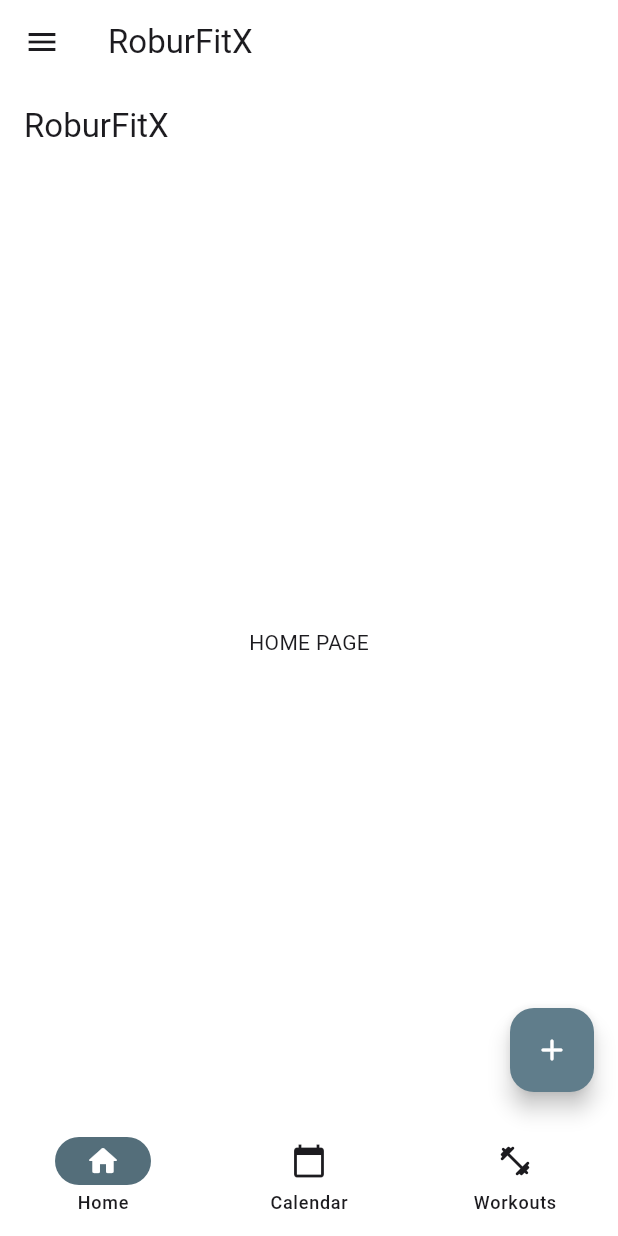
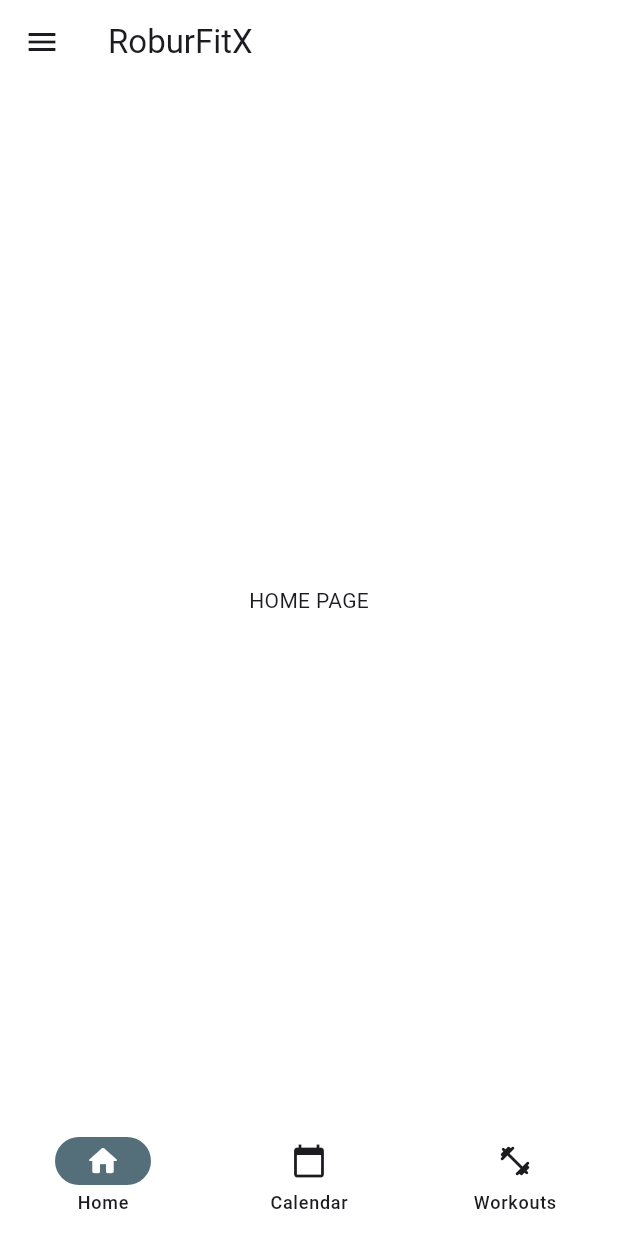
Before and after one commit to Stefano-Bozzi/GymTracker-App, a Flutter app: the screen it shows after launch, on a phone screen of 412 x 824 dp. Run offline on Flutter 3.47's test engine with Material 3 defaults, Android fonts, the phone set to English and light mode, and no system bars; missing offline and left inert: markdown_widget.

Commit message:
refactor(main): remove MyHomePage, reorganize app
- Removed `MyHomePage` in main.dart; now Scaffold is only in `WidgetTree`
- Added constants folder with `constants.dart` for global values (theme, app title)
- Moved `NavigationBar` into WidgetTree's Scaffold so it's managed centrally
---
Why:
- MyHomePage was superfluous because it only wrapped a Scaffold around WidgetTree;
- Keeping it added an unnecessary layer and made state management slightly more complex;
- Centralizing the Scaffold in WidgetTree simplifies page switching and refresh logic.

```diff
--- /dev/null
+++ b/lib/constants/constants.dart
@@ -0,0 +1,35 @@
+//________________________________________________________________
+// CONSTANTS: layout and constant values
+//________________________________________________________________
+
+
+import 'package:flutter/material.dart';  // Import Flutter Material library for UI widgets and themes                                                          // rootBundel is needet to have access to "-access" files
+
+// App Title
+const String appName = "RoburFitX";
+
+
+// Define Colors for Light and Dark mode
+final lightScheme = ColorScheme(
+  brightness: Brightness.light,
+  primary: Color(0xFF607D8B),           // Define primary color
+  onPrimary: Colors.white,              // Define color for text/icons on primary color
+  secondary: Color(0xFF546E7A),
+  onSecondary: Colors.white,
+  error: Color(0xFFB00020),
+  onError: Colors.white,
+  surface: Colors.white,                // Define surface color (e.g., card backgrounds)
+  onSurface: Color(0xFF1C1B1F),         // Define color for text/icons on surface color
+);
+
+final darkScheme = ColorScheme(
+  brightness: Brightness.dark,
+  primary: Color(0xFF607D8B),
+  onPrimary: Color(0xFF121212),
+  secondary: Color(0xFF546E7A),
+  onSecondary: Colors.black,
+  error: Color(0xFFCF6679),
+  onError: Colors.black,
+  surface: Color(0xFF121212),
+  onSurface: Colors.white,
+);
--- a/lib/main.dart
+++ b/lib/main.dart
@@ -1,110 +1,46 @@
+//________________________________________________________________
+// MAIN: Entry point and global app settings
+//________________________________________________________________
+
 //----------------------------------------------------------------
-// IMPORT AND OVERALL VARIABLES DEFINITION
+// IMPORT LIBRARIES
 //----------------------------------------------------------------
 
-import 'package:flutter/material.dart';                   // Import Flutter Material library for UI widgets and themes                                                          // rootBundel is needet to have access to "-access" files
-import 'package:robur_fit_x/views/widget_tree.dart';
-import 'package:robur_fit_x/views/widgets/appdrawer_widget.dart';
-import 'package:robur_fit_x/views/widgets/navbar_widget.dart';
-
-const String appName = "RoburFitX";
-
-
-// Define Colors for Light and Dark mode
-final lightScheme = ColorScheme(
-  brightness: Brightness.light,
-  primary: Color(0xFF607D8B),   // Define primary color
-  onPrimary: Colors.white,      // Define color for text/icons on primary color
-  secondary: Color(0xFF546E7A),
-  onSecondary: Colors.white,
-  error: Color(0xFFB00020),
-  onError: Colors.white,
-  surface: Colors.white,        // Define surface color (e.g., card backgrounds)
-  onSurface: Color(0xFF1C1B1F), // Define color for text/icons on surface color
-);
-
-final darkScheme = ColorScheme(
-  brightness: Brightness.dark,
-  primary: Color(0xFF607D8B),
-  onPrimary: Color(0xFF121212),
-  secondary: Color(0xFF546E7A),
-  onSecondary: Colors.black,
-  error: Color(0xFFCF6679),
-  onError: Colors.black,
-  surface: Color(0xFF121212),
-  onSurface: Colors.white,
-);
+import 'package:flutter/material.dart';                   // Imports the Flutter Material library for UI widgets and themes.
+import 'package:robur_fit_x/views/widget_tree.dart';      // Imports the primary Widget that defines the application structure (Scaffold, Navigation).
+import 'package:robur_fit_x/constants/constants.dart';    // Imports global constants like the app name and theme definitions.
 
 //----------------------------------------------------------------
 // RUN THE APP
 //----------------------------------------------------------------
 
 void main() {
-  runApp(const MyApp()); // Launch the application
+  runApp(const MyApp()); // Launches the Flutter application.
 }
 
 //----------------------------------------------------------------
 // APP BODY
 //----------------------------------------------------------------
-// MyApp is a StatelessWidget that doesn't hold any mutable state
+
 class MyApp extends StatelessWidget {
-  const MyApp({super.key}); // Constructor to initialize MyApp
+  // MyApp is the application's root widget. It is 'Stateless' because
+  // its configuration (the MaterialApp) does not change during the app's runtime.
+  // Dynamic state (e.g., page switching) is managed by child widgets or Notifiers.
+  const MyApp({super.key});
+  // Constructor for MyApp.
 
   @override
-  Widget build(BuildContext context) { // here things when changed can be hot reloaded
-    // Build method returns the widget's user interface
+  Widget build(BuildContext context) {
+    // The build method describes the widget's user interface.
+    // Any changes here can be quickly updated via Hot Reload.
     return MaterialApp(
-      debugShowCheckedModeBanner: true,              // Show a Debug banner on top-right corner during development
-      title: appName,
+      debugShowCheckedModeBanner: true,               // Shows the 'Debug' banner in the top-right corner during development.
+      title: appName,                                 // Application title (visible in the operating system's task switcher).
       theme: ThemeData(colorScheme: lightScheme),
       darkTheme: ThemeData(colorScheme: darkScheme),
-      themeMode: ThemeMode.system,                    // Change theme along with system
-      home: const MyHomePage(                         // MyHomePage is widget with a state, it changes! containing the app scheleton: Scaffold
-        title: appName,
-        ),
+      themeMode: ThemeMode.system,                    // Chooses the theme (light/dark) based on the operating system settings.
+      home: const WidgetTree(),                       // The main widget that defines the Scaffold, navigation,
+                                                      // and the overall layout of the user interface.
     );
   }
 }
-
-class MyHomePage extends StatefulWidget {
-  const MyHomePage({super.key, required this.title});
-  // This widget is the home page of your application. It is stateful, meaning
-  // that it has a State object (defined below) that contains fields that affect
-  // how it looks.
-
-  final String title;
-
-  @override
-  State<MyHomePage> createState() => _MyHomePageState();
-}
-
-class _MyHomePageState extends State<MyHomePage> {
-  int _counter = 0;
-  void _incrementCounter() {
-    setState(() {
-      // in every function that modify one variable visible to the user one need to modify the state
-      _counter++;
-    });
-  }
-
-  @override
-  Widget build(BuildContext context) {
-    // This method is rerun every time setState is called.
-    return Scaffold(
-      appBar: AppBar(
-        backgroundColor: Theme.of(context).colorScheme.inversePrimary,
-        // Here we take the value from the MyHomePage object that was created by
-        // the App.build method, and use it to set our appbar title.
-        title: Text(widget.title),
-      ),
-      drawer: AppDrawerWidget(),
-      bottomNavigationBar: NavBarWidget(),
-      body: WidgetTree(),
-      floatingActionButton: FloatingActionButton(
-        onPressed: _incrementCounter,
-        tooltip: 'Increment',
-        child: const Icon(Icons.add_rounded),
-      ),
-    );
-  }
-}
--- a/lib/views/widget_tree.dart
+++ b/lib/views/widget_tree.dart
@@ -1,29 +1,43 @@
+//________________________________________________________________
+// WIDGET-TREE: Principal Container for Scaffold and app structure
+//________________________________________________________________
+
 import 'package:flutter/material.dart';
+import 'package:robur_fit_x/constants/constants.dart';
 import 'package:robur_fit_x/data/notifiers.dart';
-import '../main.dart';
 import 'package:robur_fit_x/views/pages/calendar_page.dart';
 import 'package:robur_fit_x/views/pages/home_page.dart';
 import 'package:robur_fit_x/views/pages/workout_page.dart';
+import 'package:robur_fit_x/views/widgets/appdrawer_widget.dart';
+import 'package:robur_fit_x/views/widgets/navbar_widget.dart';
 
 List<Widget> pages= [
+  // A list of all pages accessible from the NavBar
   HomePage(),
   CalendarPage(),
   WorkoutPage(),
 ];
 
 class WidgetTree extends StatelessWidget {
+  // WidgetTree acts as the main container and structural backbone of the app.
+  // It is StatelessWidget as its structure (Scaffold, AppBar, etc.) is fixed,
+  // and only its content (the 'body') changes based on external state (selectedPageNotifier).
   const WidgetTree({super.key});
 
   @override
   Widget build(BuildContext context) {
     return Scaffold(
+      // The Scaffold provides the standard visual structure for the app
+      // (is in WidgetTree and not in MaterialApp to minimizing rebuilds of
+      // the MaterialApp's global configuration).
       appBar: AppBar(
         backgroundColor: Theme.of(context).colorScheme.inversePrimary,
-        // Here we take the value from the MyHomePage object that was created by
-        // the App.build method, and use it to set our appbar title.
-        title: Text(appName),
+        title: const Text(appName),
       ),
+      drawer: AppDrawerWidget(), //side list of options
+      bottomNavigationBar: NavBarWidget(),
       body: ValueListenableBuilder(valueListenable: selectedPageNotifier, builder: (context, selectedPage, child) {
+        // the body changes page according to selected page in navBar
         return pages.elementAt(selectedPage);
       },),
     );
```
